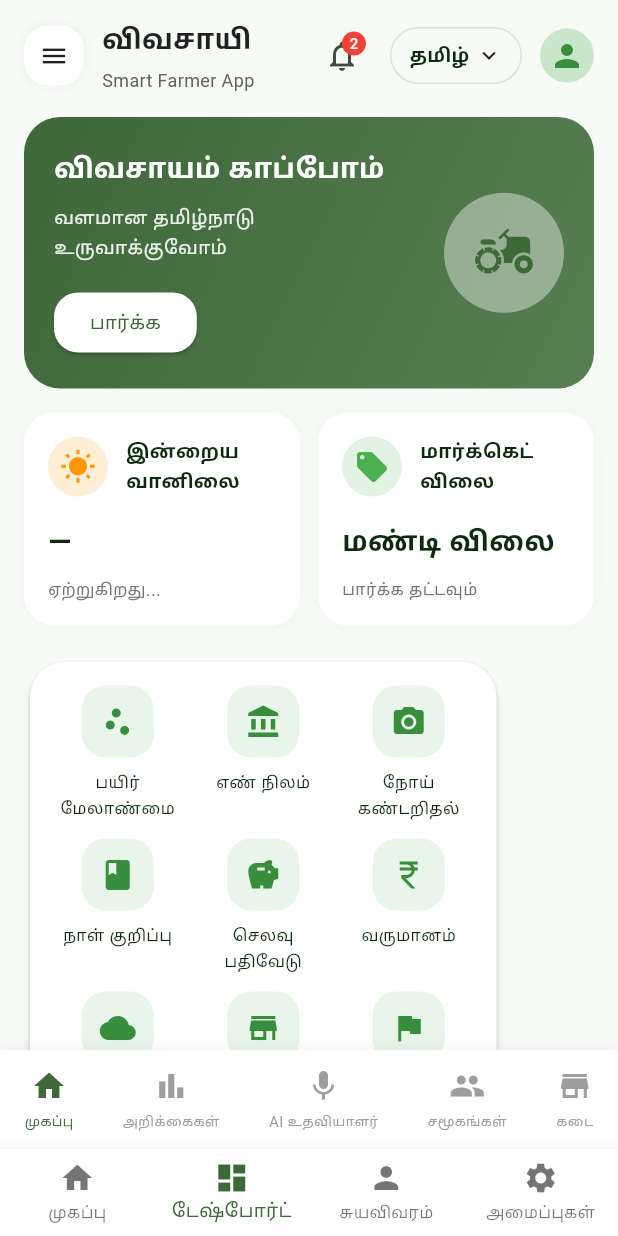
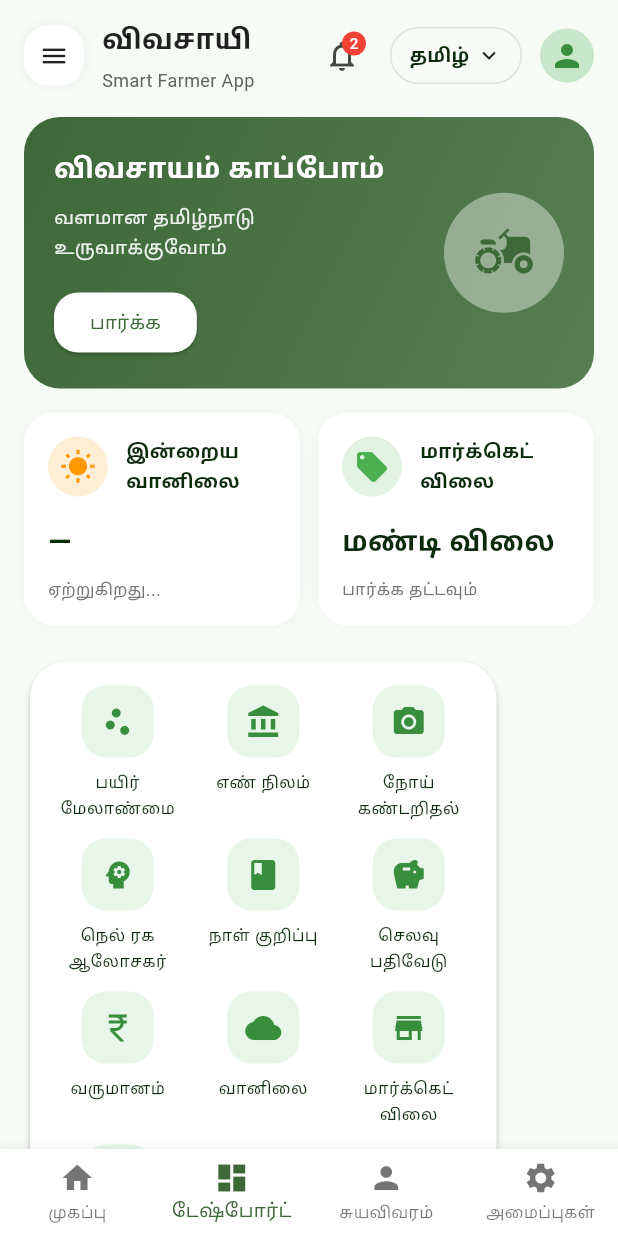
Before and after one commit to RAGHU1221/VIVASAYI, a Flutter app: the DashboardScreen screen opened by its route, on a phone screen of 412 x 824 dp. Run offline on Flutter 3.47's test engine with Material 3 defaults, Android fonts, the light colour scheme and no system bars; our stand-ins replace dio, fl_chart, flutter_secure_storage, geolocator, go_router, image_picker and 3 more; accounts and stored records are empty; network calls fail.

Commit message:
Update dashboard_screen.dart

```diff
--- a/flutter_app/lib/src/ui/screens/dashboard_screen.dart
+++ b/flutter_app/lib/src/ui/screens/dashboard_screen.dart
@@ -185,12 +185,11 @@ class _DashboardScreenState extends State<DashboardScreen> {
                     _buildFarmSection(context),
                     const SizedBox(height: 20),
                     _buildFooterCards(context),
-                    const SizedBox(height: 72),
+                    const SizedBox(height: 24),
                   ],
                 ),
               ),
             ),
-            _buildBottomNavigation(context),
           ],
         ),
       ),
@@ -567,6 +566,11 @@ class _DashboardScreenState extends State<DashboardScreen> {
         onTap: () => context.push('/disease-scanner'),
       ),
       _ActionItem(
+        icon: Icons.psychology,
+        label: 'நெல் ரக ஆலோசகர்',
+        onTap: () => context.push('/variety-advisor'),
+      ),
+      _ActionItem(
         icon: Icons.book,
         label: 'நாள் குறிப்பு',
         onTap: () => context.push('/diary'),
@@ -741,28 +745,7 @@ class _DashboardScreenState extends State<DashboardScreen> {
     );
   }
 
-  Widget _buildBottomNavigation(BuildContext context) {
-    return Container(
-      decoration: BoxDecoration(
-        color: Theme.of(context).colorScheme.surface,
-        boxShadow: [
-          BoxShadow(color: Colors.black.withOpacity(0.05), blurRadius: 10),
-        ],
-      ),
-      padding: const EdgeInsets.symmetric(vertical: 8),
-      child: Row(
-        mainAxisAlignment: MainAxisAlignment.spaceAround,
-        children: [
-          _NavIcon(icon: Icons.home, label: 'முகப்பு', active: true, onTap: () {}),
-          _NavIcon(icon: Icons.bar_chart, label: 'அறிக்கைகள்', onTap: () => context.push('/reports')),
-          _NavIcon(icon: Icons.mic, label: 'AI உதவியாளர்', onTap: () => context.push('/ai-chat')),
-          _NavIcon(icon: Icons.group, label: 'சமூகங்கள்', onTap: () => context.push('/community')),
-          _NavIcon(icon: Icons.store, label: 'கடை', onTap: () => context.push('/store')),
-        ],
-      ),
-    );
   }
-}
 
 class _CircleIconButton extends StatelessWidget {
   final IconData icon;
@@ -927,31 +910,3 @@ class _FeatureCard extends StatelessWidget {
     );
   }
 }
-
-class _NavIcon extends StatelessWidget {
-  final IconData icon;
-  final String label;
-  final bool active;
-  final VoidCallback? onTap;
-
-  const _NavIcon({required this.icon, required this.label, this.active = false, this.onTap});
-
-  @override
-  Widget build(BuildContext context) {
-    return InkWell(
-      onTap: onTap,
-      borderRadius: BorderRadius.circular(12),
-      child: Padding(
-        padding: const EdgeInsets.symmetric(horizontal: 8, vertical: 4),
-        child: Column(
-          mainAxisSize: MainAxisSize.min,
-          children: [
-            Icon(icon, color: active ? Theme.of(context).colorScheme.primary : Colors.grey),
-            const SizedBox(height: 4),
-            Text(label, style: TextStyle(fontSize: 10, color: active ? Theme.of(context).colorScheme.primary : Colors.grey)),
-          ],
-        ),
-      ),
-    );
-  }
-}
```
